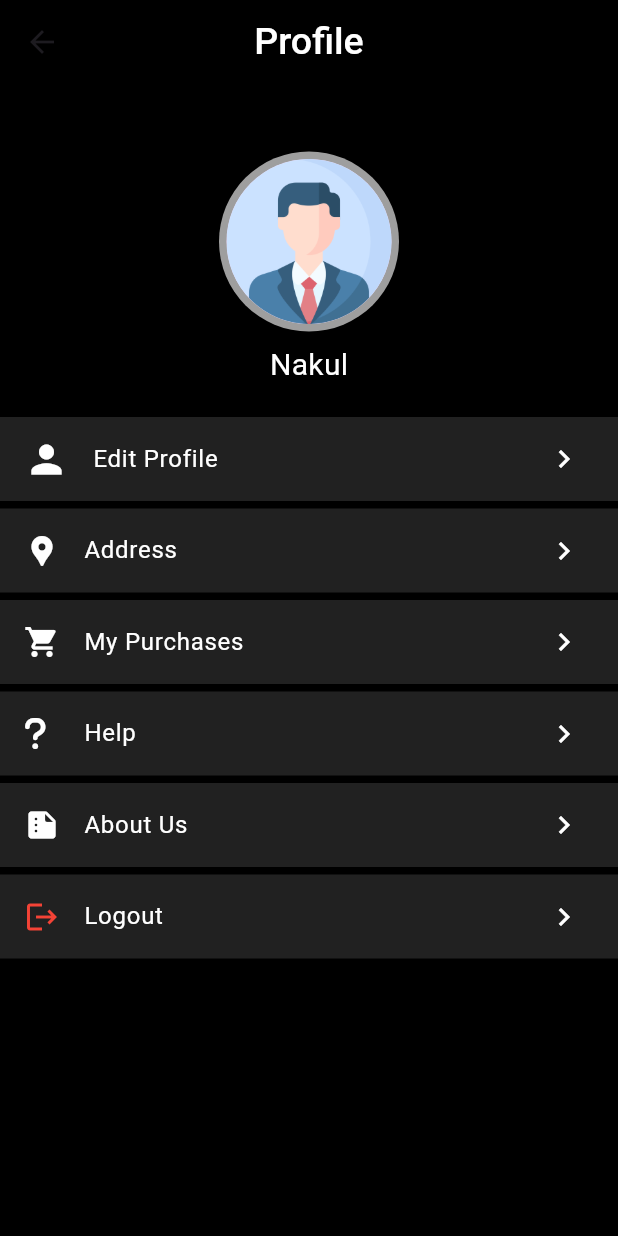
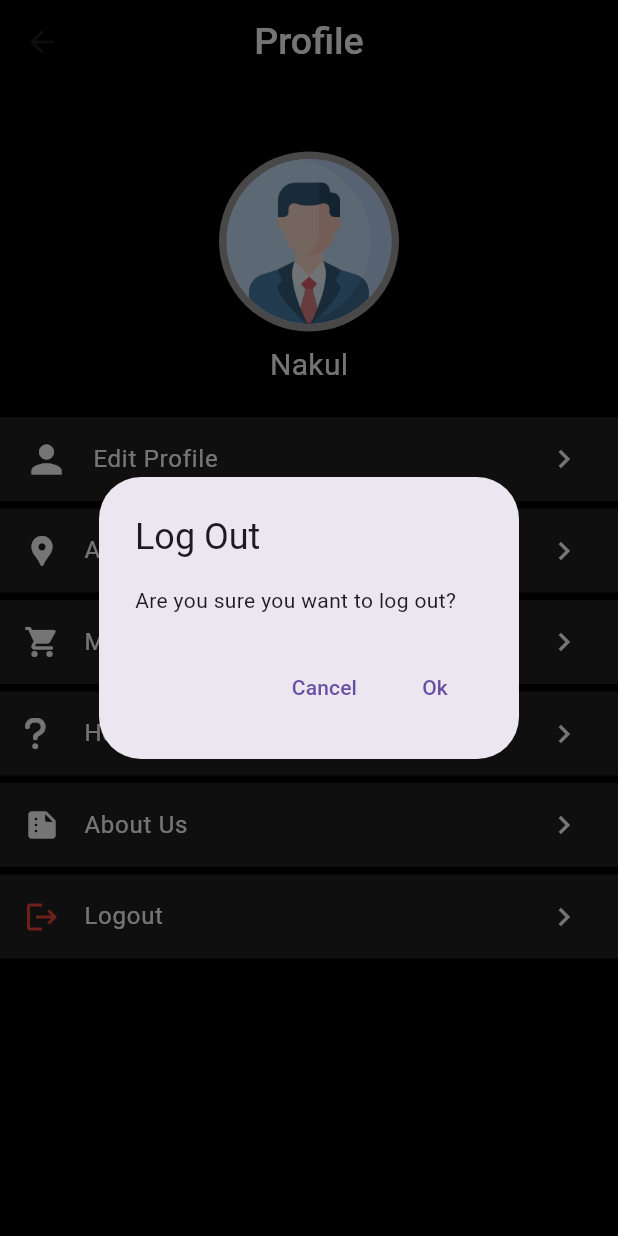
Before and after one commit to Nakulvarshney07/BYTEVERSE, a Flutter app: the Profile_screen screen opened directly, after a tap on "Logout", on a phone screen of 412 x 824 dp. Run offline on Flutter 3.47's test engine with Material 3 defaults, Android fonts, the phone set to English and light mode, and no system bars; our stand-ins replace cloud_firestore, firebase_auth, firebase_core, font_awesome_flutter; accounts and stored records are empty.

Commit message:
sigout added

```diff
--- a/lib/initialpages/Login_Page.dart
+++ b/lib/initialpages/Login_Page.dart
@@ -169,6 +169,7 @@ class _LoginPageState extends State<LoginPage> {
                                           width: 200,
                                           height: 80,
                                           child: TextFormField(
+                                            obscureText: true,
                                             controller: passcontroller,
                                             decoration: InputDecoration(
                                                 hintText: 'Enter your Passowrd',
--- a/lib/profile.dart
+++ b/lib/profile.dart
@@ -2,6 +2,7 @@ import 'package:flutter/material.dart';
 import 'package:font_awesome_flutter/font_awesome_flutter.dart';
 import 'package:huma/About.dart';
 import 'package:huma/help.dart';
+import 'package:huma/initialpages/Login_Page.dart';
 
 class Profile_screen extends StatefulWidget {
   const Profile_screen({super.key});
@@ -11,6 +12,24 @@ class Profile_screen extends StatefulWidget {
 }
 
 class _Profile_screenState extends State<Profile_screen> {
+  void Dialog(){
+    showDialog(context: context, builder: (BuildContext context){
+      return AlertDialog(
+        title: Text('Log Out'),
+        content: Text('Are you sure you want to log out?'),
+        actions: [
+          TextButton(onPressed: (){
+            Navigator.pop(context);
+          },
+              child: Text("Cancel")),
+          TextButton(onPressed: (){
+           Navigator.pushReplacement(context, MaterialPageRoute(builder: (context) => LoginPage()));
+          },
+              child: Text('Ok'))
+        ],
+      );
+    });
+  }
   @override
   Widget build(BuildContext context) {
     return Scaffold(
@@ -126,7 +145,9 @@ class _Profile_screenState extends State<Profile_screen> {
                     Container(
                        color: Colors.grey.shade900,
                       child: InkWell(
-                        onTap: (){},
+                        onTap: (){
+                          Dialog();
+                        },
                         child: ListTile(
 
                           leading: Icon(Icons.logout,color: Colors.red,),
```
Also changed, not shown: lib/initialpages/SIGNOUTpage.dart (added).
